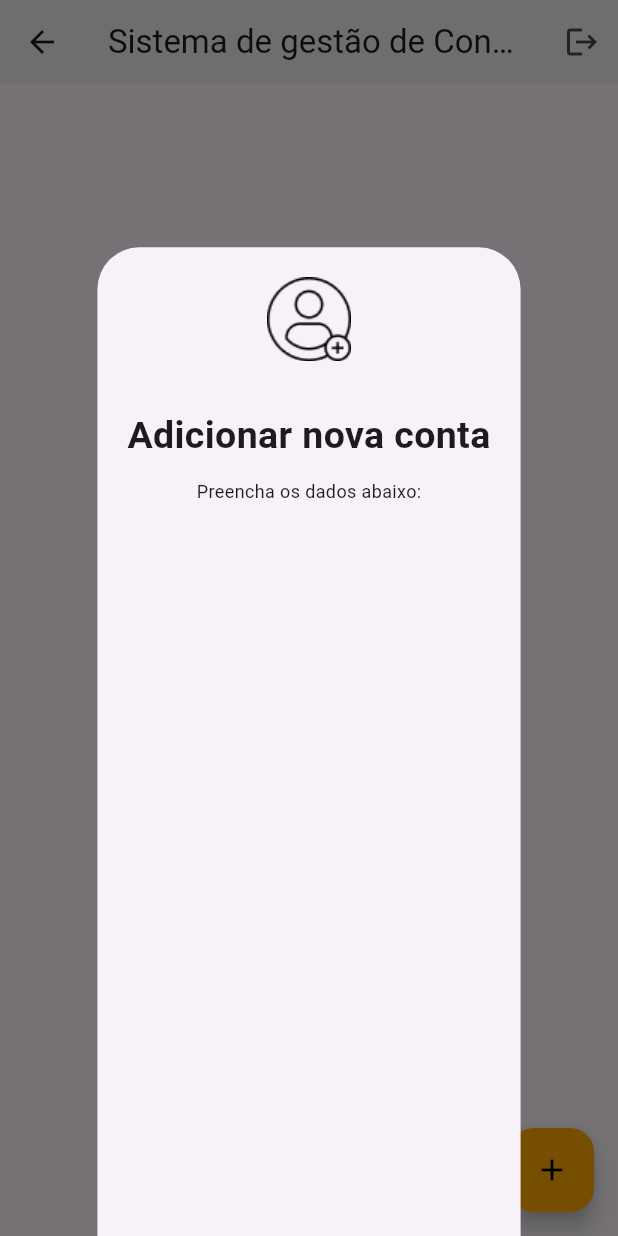
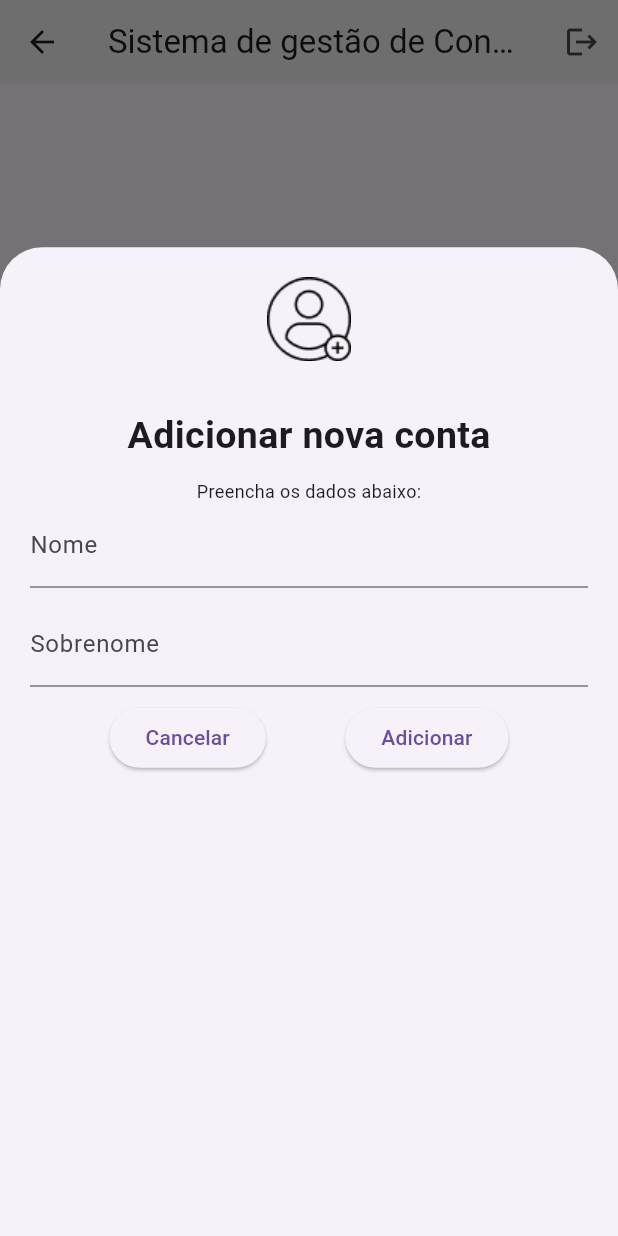
Before and after one commit to felipelwvargas-spec/flutter_banco_douro, a Flutter app: the HomeScreen screen opened by its route, after a tap on the "add" icon, on a phone screen of 412 x 824 dp. Run offline on Flutter 3.47's test engine with Material 3 defaults, Android fonts, the phone set to English and light mode, and no system bars; network calls fail.

Commit message:
Botoes da modal

```diff
--- a/lib/ui/widgets/add_account_modal.dart
+++ b/lib/ui/widgets/add_account_modal.dart
@@ -5,8 +5,7 @@ class AddAccountModal extends StatelessWidget {
 
   @override
   Widget build(BuildContext context) {
-    return Stack(
-      children: [
+    return
         Container(
           height: MediaQuery.of(context).size.height * 0.80,
           padding: const EdgeInsets.all(20),
@@ -16,7 +15,7 @@ class AddAccountModal extends StatelessWidget {
             // Título da aplicação
             const Text(
               "Adicionar nova conta",
-              textAlign: TextAlign.center,
+              textAlign: TextAlign.start,
               style: TextStyle(
                 fontSize: 25,
                 fontWeight: FontWeight.bold,
@@ -30,9 +29,27 @@ class AddAccountModal extends StatelessWidget {
                 fontSize: 12,
               ),
             ),
+            TextFormField(
+              decoration: const InputDecoration(
+                labelText: 'Nome',
+              ),
+            ),
+            const SizedBox(height: 10),
+            TextFormField(
+              decoration: const InputDecoration(
+                labelText: 'Sobrenome',
+              ),
+            ),
+            const SizedBox(height: 10),
+            Row(
+              mainAxisAlignment: MainAxisAlignment.spaceEvenly,
+              children: [
+                ElevatedButton(onPressed: (){}, child: const Text("Cancelar")),
+                ElevatedButton(onPressed: (){}, child: const Text("Adicionar"),),
+              ]
+            )
+
           ]),
-        ),
-      ],
-    );
+        );
   }
 }
```
